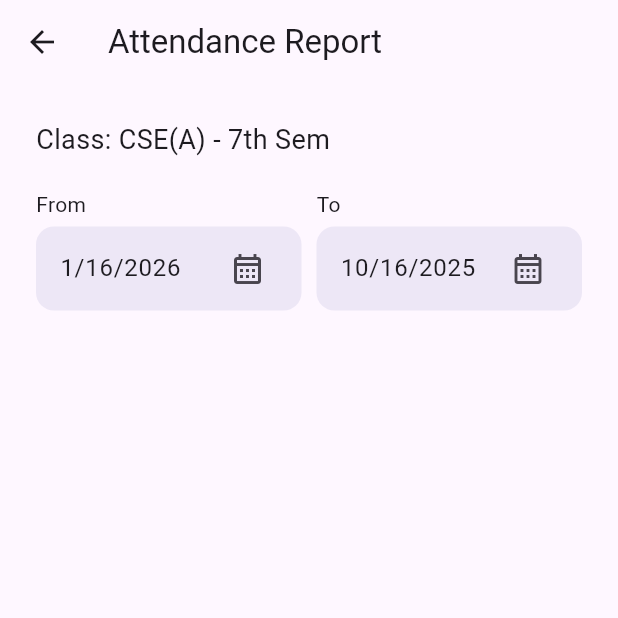
After one commit to sajid-ali-khan/attappv3, a Flutter app: the ReportPage screen opened directly, on a phone screen of 412 x 824 dp, the top half of it. The commit adds this screen. Run offline on Flutter 3.47's test engine with Material 3 defaults, Android fonts, the phone set to English and light mode, and no system bars.

Commit message:
add color to listtiles

```diff
--- a/lib/views/pages/mark_attendance_page.dart
+++ b/lib/views/pages/mark_attendance_page.dart
@@ -27,7 +27,7 @@ class _MarkAttendancePageState extends State<MarkAttendancePage> {
   Widget build(BuildContext context) {
     return Scaffold(
       appBar: AppBar(title: Text('Attendance'), actions: [
-        Text(DateFormat.yMMMMd('en_US').format(DateTime.now()))
+        Text(DateFormat.yMMMd('en_US').add_jm().format(DateTime.now()))
       ],),
       body: Container(
         width: double.infinity,
--- /dev/null
+++ b/lib/views/pages/report_page.dart
@@ -0,0 +1,36 @@
+import 'package:attappv1/data/utils.dart';
+import 'package:attappv1/views/widgets/date_input.dart';
+import 'package:flutter/material.dart';
+
+class ReportPage extends StatefulWidget {
+  const ReportPage({super.key});
+
+  @override
+  State<ReportPage> createState() => _ReportPageState();
+}
+
+class _ReportPageState extends State<ReportPage> {
+  @override
+  Widget build(BuildContext context) {
+    return Scaffold(
+      appBar: AppBar(title: Text('Attendance Report')),
+      body: Padding(
+        padding: const EdgeInsets.all(24),
+        child: Column(
+          crossAxisAlignment: CrossAxisAlignment.start,
+          children: [
+            Text('Class: CSE(A) - 7th Sem', style: TextStyle(fontSize: 18, fontWeight: FontWeight.w400),),
+            SizedBox(height: 20,),
+            Row(
+              mainAxisAlignment: MainAxisAlignment.spaceBetween,
+              children: [
+              DateInput(label: 'From', selectedDate: kLastDay,),
+              SizedBox(width: 10,),
+              DateInput(label: 'To', selectedDate: DateTime.now(),),
+            ],)
+          ],
+        ),
+      ),
+    );
+  }
+}
--- /dev/null
+++ b/lib/views/widgets/date_input.dart
@@ -0,0 +1,37 @@
+import 'package:attappv1/data/utils.dart';
+import 'package:flutter/material.dart';
+import 'package:intl/intl.dart';
+
+class DateInput extends StatefulWidget {
+  const DateInput({super.key, required this.label, required this.selectedDate});
+
+  final String label;
+  final DateTime selectedDate;
+  @override
+  State<DateInput> createState() => _DateInputState();
+}
+
+class _DateInputState extends State<DateInput> {
+  @override
+  Widget build(BuildContext context) {
+    return Expanded(
+      child: Column(
+        crossAxisAlignment: CrossAxisAlignment.start,
+        children: [
+          Text(widget.label),
+          SizedBox(height: 5,),
+          ListTile(
+            shape: RoundedRectangleBorder(borderRadius: BorderRadius.circular(12)),
+            tileColor: Colors.deepPurple[50],
+            splashColor: Colors.deepPurple[50],
+            onTap: () {
+              showDatePicker(context: context, firstDate: kFirstDay, lastDate: kLastDay);
+            },
+            title: Text(DateFormat('yMd').format(widget.selectedDate)),
+            trailing: Icon(Icons.calendar_month_outlined),
+          ),
+        ],
+      ),
+    );
+  }
+}
```
Also changed, not shown: lib/views/pages/class_details_page.dart (+38 -33 lines), lib/views/widgets/class_card.dart (+17 -5 lines), lib/views/widgets/session_card.dart (+14 -4 lines).
